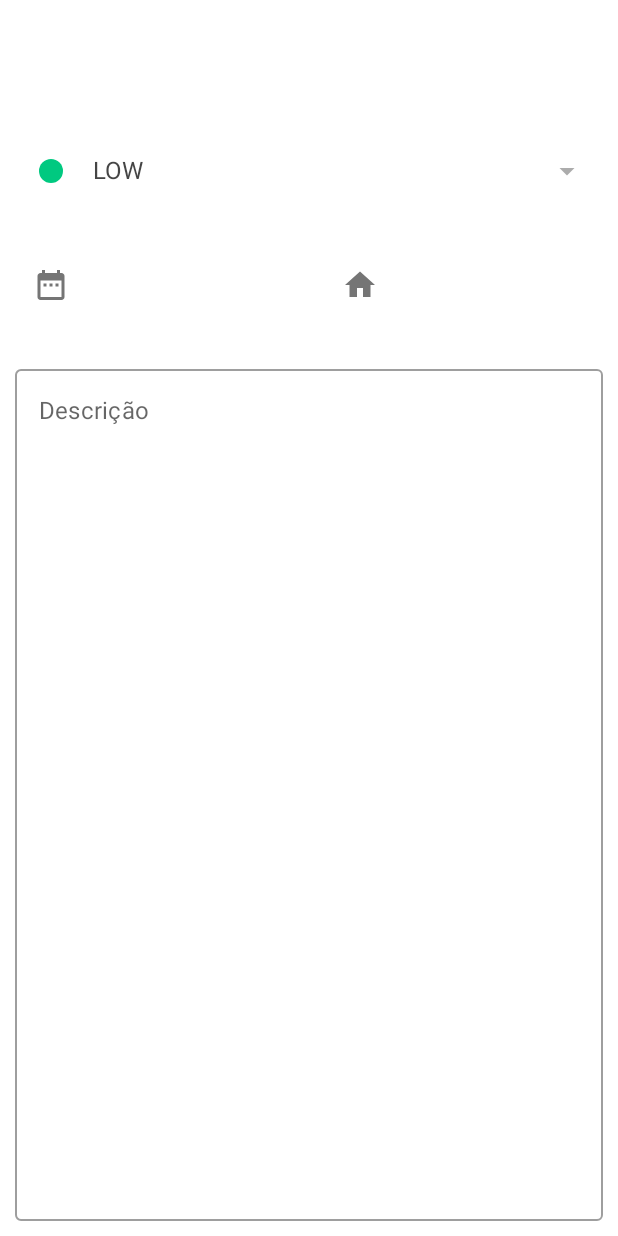
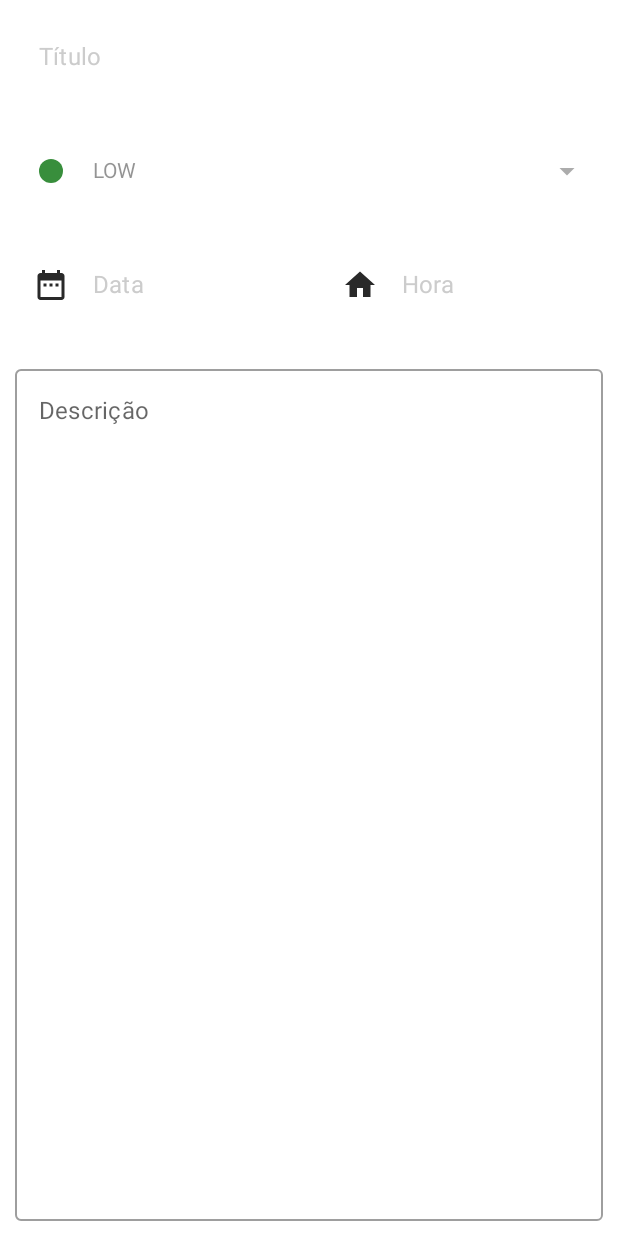
Before and after one commit to zLuCaS2K/MyTask, an Android app built with Jetpack Compose: the composable TaskScreen called with empty values, on a phone screen of 412 x 824 dp. Run offline under Robolectric (Android 15) with nearby library versions, the phone set to English and light mode, and no system bars; our stand-ins replace Dagger/Hilt's generated code, Room's generated code.

Commit message:
Introduzindo Material Design em alguns componentes da TaskScreen

```diff
--- a/app/src/main/java/com/zlucas2k/mytask/domain/model/Priority.kt
+++ b/app/src/main/java/com/zlucas2k/mytask/domain/model/Priority.kt
@@ -1,14 +1,11 @@
 package com.zlucas2k.mytask.domain.model
 
 import androidx.compose.ui.graphics.Color
-import com.zlucas2k.mytask.presentation.common.theme.HighPriorityColor
-import com.zlucas2k.mytask.presentation.common.theme.LowPriorityColor
-import com.zlucas2k.mytask.presentation.common.theme.MediumPriorityColor
-import com.zlucas2k.mytask.presentation.common.theme.NonePriorityColor
+import com.zlucas2k.mytask.presentation.common.theme.*
 
-enum class Priority(val color: Color) {
-    HIGH(HighPriorityColor),
-    MEDIUM(MediumPriorityColor),
-    LOW(LowPriorityColor),
-    NONE(NonePriorityColor)
+enum class Priority(val colorLight: Color, val colorDark: Color) {
+    HIGH(HighPriorityColor700, HighPriorityColor200),
+    MEDIUM(MediumPriorityColor700, MediumPriorityColor200),
+    LOW(LowPriorityColor700, LowPriorityColor200),
+    NONE(NonePriorityColor700, NonePriorityColor200)
 }
--- a/app/src/main/java/com/zlucas2k/mytask/presentation/common/theme/Color.kt
+++ b/app/src/main/java/com/zlucas2k/mytask/presentation/common/theme/Color.kt
@@ -9,14 +9,20 @@ val Black200 = Color(0xFF292929)
 val Black500 = Color(0xFF212121)
 val Black900 = Color(0xFF000000)
 
+
+val HighPriorityColor200 = Color(0xFFEF9A9A)
+val HighPriorityColor700 = Color(0xFFD32F2F)
+val MediumPriorityColor200 = Color(0xFFFFF59D)
+val MediumPriorityColor700 = Color(0xFFfBC02D)
+val LowPriorityColor200 = Color(0xFFA5D6A7)
+val LowPriorityColor700 = Color(0xFF388E3C)
+val NonePriorityColor200 = Color(0xFFEEEEEE)
+val NonePriorityColor700 = Color(0xFF616161)
+
+
 val Red700 = Color(0xFFB00020)
 
 val Purple200 = Color(0xFFBB86FC)
 val Purple500 = Color(0xFF6200EE)
 val Purple700 = Color(0xFF3700B3)
 val Teal200 = Color(0xFF03DAC5)
-
-val HighPriorityColor = Color(0xFFFF4646)
-val MediumPriorityColor = Color(0xFFFFC114)
-val LowPriorityColor = Color(0xFF00C980)
-val NonePriorityColor = Color(0xFF9C9C9C)
--- a/app/src/main/java/com/zlucas2k/mytask/presentation/task/components/TaskDatePicker.kt
+++ b/app/src/main/java/com/zlucas2k/mytask/presentation/task/components/TaskDatePicker.kt
@@ -4,6 +4,7 @@ import android.app.DatePickerDialog
 import android.widget.DatePicker
 import androidx.compose.foundation.clickable
 import androidx.compose.material.Icon
+import androidx.compose.material.MaterialTheme
 import androidx.compose.material.icons.Icons
 import androidx.compose.material.icons.filled.DateRange
 import androidx.compose.runtime.Composable
@@ -23,7 +24,8 @@ fun TaskDatePicker(
     val calendarMonth = calendar.get(Calendar.MONTH)
     val calendarDay = calendar.get(Calendar.DAY_OF_MONTH)
 
-    val datePickerDialog = DatePickerDialog(context, { _: DatePicker, year: Int, month: Int, dayOfMonth: Int ->
+    val datePickerDialog = DatePickerDialog(
+        context, { _: DatePicker, year: Int, month: Int, dayOfMonth: Int ->
             onValueChange("$dayOfMonth/$month/$year")
         }, calendarYear, calendarMonth, calendarDay
     )
@@ -32,7 +34,13 @@ fun TaskDatePicker(
         value = value,
         onValueChange = {},
         placeholderText = "Data",
-        leadingIcon = { Icon(imageVector = Icons.Filled.DateRange, contentDescription = null) },
+        leadingIcon = {
+            Icon(
+                imageVector = Icons.Filled.DateRange,
+                contentDescription = null,
+                tint = MaterialTheme.colors.onPrimary
+            )
+        },
         readOnly = true,
         singleLine = true,
         maxLines = 1,
--- a/app/src/main/java/com/zlucas2k/mytask/presentation/task/components/TaskPriorityDropDown.kt
+++ b/app/src/main/java/com/zlucas2k/mytask/presentation/task/components/TaskPriorityDropDown.kt
@@ -4,6 +4,7 @@ import android.content.res.Configuration
 import androidx.compose.animation.core.animateFloatAsState
 import androidx.compose.foundation.Canvas
 import androidx.compose.foundation.clickable
+import androidx.compose.foundation.isSystemInDarkTheme
 import androidx.compose.foundation.layout.Row
 import androidx.compose.foundation.layout.fillMaxWidth
 import androidx.compose.foundation.layout.padding
@@ -16,7 +17,9 @@ import androidx.compose.ui.Alignment
 import androidx.compose.ui.Modifier
 import androidx.compose.ui.draw.alpha
 import androidx.compose.ui.draw.rotate
+import androidx.compose.ui.graphics.Color
 import androidx.compose.ui.tooling.preview.Preview
+import androidx.compose.ui.unit.Dp
 import androidx.compose.ui.unit.dp
 import com.zlucas2k.mytask.domain.model.Priority
 import com.zlucas2k.mytask.presentation.common.theme.MyTaskTheme
@@ -29,15 +32,14 @@ fun TaskPriorityDropDown(
 ) {
     var expanded by remember { mutableStateOf(false) }
     val angel: Float by animateFloatAsState(targetValue = if (expanded) 180f else 0f)
+    val colorPriority = if (isSystemInDarkTheme()) priority.colorDark else priority.colorLight
 
     TaskTextField(
         value = priority.name,
         onValueChange = { },
         placeholderText = "Prioridade",
         leadingIcon = {
-            Canvas(modifier = Modifier.size(16.dp)) {
-                drawCircle(color = priority.color)
-            }
+            CircleIndicatorPriority(color = colorPriority, size = 16.dp)
         },
         trailingIcon = {
             Icon(
@@ -64,10 +66,20 @@ fun TaskPriorityDropDown(
         DropdownMenuItem(
             onClick = {
                 expanded = false
+                onPrioritySelected(Priority.NONE)
+            },
+            content = {
+                PriorityItem(namePriority = "Sem", color = colorPriority)
+            }
+        )
+
+        DropdownMenuItem(
+            onClick = {
+                expanded = false
                 onPrioritySelected(Priority.LOW)
             },
             content = {
-                PriorityItem(priority = Priority.LOW)
+                PriorityItem(namePriority = "Baixa", color = colorPriority)
             }
         )
         DropdownMenuItem(
@@ -76,7 +88,7 @@ fun TaskPriorityDropDown(
                 onPrioritySelected(Priority.MEDIUM)
             },
             content = {
-                PriorityItem(priority = Priority.MEDIUM)
+                PriorityItem(namePriority = "Média", color = colorPriority)
             }
         )
 
@@ -86,21 +98,26 @@ fun TaskPriorityDropDown(
                 onPrioritySelected(Priority.HIGH)
             },
             content = {
-                PriorityItem(priority = Priority.HIGH)
+                PriorityItem(namePriority = "Alta", color = colorPriority)
             }
         )
     }
 }
 
 @Composable
-private fun PriorityItem(priority: Priority) {
+private fun CircleIndicatorPriority(color: Color, size: Dp) {
+    Canvas(modifier = Modifier.size(size)) {
+        drawCircle(color = color)
+    }
+}
+
+@Composable
+private fun PriorityItem(namePriority: String, color: Color) {
     Row(verticalAlignment = Alignment.CenterVertically) {
-        Canvas(modifier = Modifier.size(16.dp)) {
-            drawCircle(color = priority.color)
-        }
+        CircleIndicatorPriority(color = color, size = 16.dp)
 
         Text(
-            text = priority.name,
+            text = namePriority,
             modifier = Modifier.padding(start = 12.dp),
             color = MaterialTheme.colors.primary,
             style = MaterialTheme.typography.subtitle2
--- a/app/src/main/java/com/zlucas2k/mytask/presentation/task/components/TaskTextField.kt
+++ b/app/src/main/java/com/zlucas2k/mytask/presentation/task/components/TaskTextField.kt
@@ -1,5 +1,6 @@
 package com.zlucas2k.mytask.presentation.task.components
 
+import android.content.res.Configuration
 import androidx.compose.foundation.shape.RoundedCornerShape
 import androidx.compose.foundation.text.KeyboardOptions
 import androidx.compose.material.MaterialTheme
@@ -9,6 +10,7 @@ import androidx.compose.material.TextFieldDefaults
 import androidx.compose.runtime.Composable
 import androidx.compose.ui.Modifier
 import androidx.compose.ui.graphics.Color
+import androidx.compose.ui.text.TextStyle
 import androidx.compose.ui.text.input.ImeAction
 import androidx.compose.ui.text.input.KeyboardType
 import androidx.compose.ui.tooling.preview.Preview
@@ -32,6 +34,7 @@ fun TaskTextField(
         onValueChange = { onValueChange(it) },
         modifier = modifier,
         readOnly = readOnly,
+        textStyle = TextStyle(color = MaterialTheme.colors.onBackground.copy(alpha = 0.5f)),
         placeholder = { Text(text = placeholderText) },
         leadingIcon = leadingIcon,
         trailingIcon = trailingIcon,
@@ -43,20 +46,21 @@ fun TaskTextField(
         maxLines = maxLines,
         shape = RoundedCornerShape(8.dp),
         colors = TextFieldDefaults.textFieldColors(
-            backgroundColor = Color.White,
-            placeholderColor = MaterialTheme.colors.primary,
+            backgroundColor = MaterialTheme.colors.primary,
+            placeholderColor = MaterialTheme.colors.primaryVariant,
             focusedIndicatorColor = Color.Transparent,
-            unfocusedIndicatorColor = Color.White
+            unfocusedIndicatorColor = MaterialTheme.colors.primary
         )
     )
 }
 
-@Preview
 @Composable
+@Preview(name = "Light")
+@Preview(name = "Dark", uiMode = Configuration.UI_MODE_NIGHT_YES)
 private fun Preview() {
     MyTaskTheme {
         TaskTextField(
-            value = "",
+            value = "Estudar Kotlin",
             onValueChange = {},
             placeholderText = "Título",
             singleLine = true,
--- a/app/src/main/java/com/zlucas2k/mytask/presentation/task/components/TaskTimerPicker.kt
+++ b/app/src/main/java/com/zlucas2k/mytask/presentation/task/components/TaskTimerPicker.kt
@@ -3,6 +3,7 @@ package com.zlucas2k.mytask.presentation.task.components
 import android.app.TimePickerDialog
 import androidx.compose.foundation.clickable
 import androidx.compose.material.Icon
+import androidx.compose.material.MaterialTheme
 import androidx.compose.material.icons.Icons
 import androidx.compose.material.icons.filled.Home
 import androidx.compose.runtime.Composable
@@ -21,7 +22,8 @@ fun TaskTimePicker(
     val calendarHours = calendar.get(Calendar.HOUR_OF_DAY)
     val calendarMinutes = calendar.get(Calendar.MINUTE)
 
-    val timePickerDialog = TimePickerDialog(context, { _, hour: Int, minute: Int ->
+    val timePickerDialog = TimePickerDialog(
+        context, { _, hour: Int, minute: Int ->
             onValueChange("$hour:$minute")
         }, calendarHours, calendarMinutes, false
     )
@@ -30,7 +32,13 @@ fun TaskTimePicker(
         value = value,
         onValueChange = {},
         placeholderText = "Hora",
-        leadingIcon = { Icon(imageVector = Icons.Filled.Home, contentDescription = null) },
+        leadingIcon = {
+            Icon(
+                imageVector = Icons.Filled.Home,
+                contentDescription = null,
+                tint = MaterialTheme.colors.onPrimary
+            )
+        },
         readOnly = true,
         singleLine = true,
         maxLines = 1,
```
